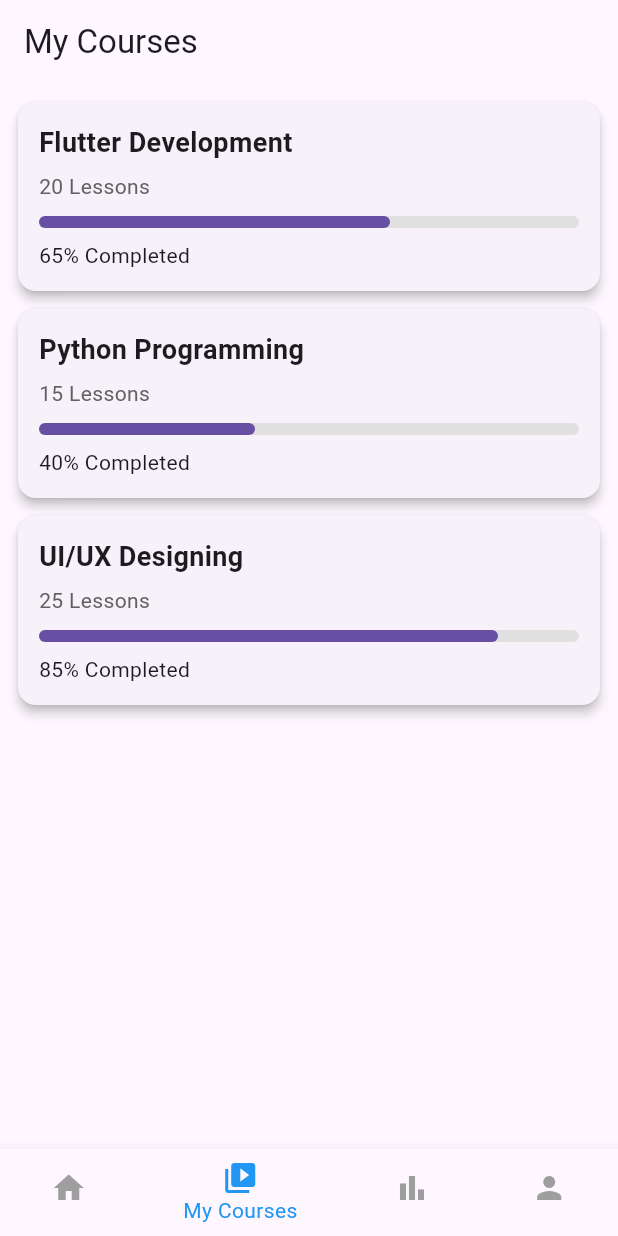
After one commit to JhalakChitra/LearningManagmentSystem, a Flutter app: the HomeScreen screen opened directly, item 2 of the bottom bar chosen, on a phone screen of 412 x 824 dp. The commit adds this screen. Run offline on Flutter 3.47's test engine with Material 3 defaults, Android fonts, the phone set to English and light mode, and no system bars; our stand-ins replace cloud_firestore, firebase_auth, firebase_core, shared_preferences; missing offline and left inert: firebase_app_check; accounts and stored records are empty; network calls fail.

Commit message:
Updated project files

```diff
--- a/lib/screens/home/homescreen.dart
+++ b/lib/screens/home/homescreen.dart
@@ -1,4 +1,7 @@
 import 'package:flutter/material.dart';
+import 'package:pathshala/screens/profile/profile_screen.dart';
+import 'package:pathshala/screens/mycourses/mycourses_screen.dart';
+import 'package:pathshala/screens/report/reportscreen.dart';
 
 class HomeScreen extends StatefulWidget {
   const HomeScreen({Key? key}) : super(key: key);
@@ -10,31 +13,67 @@ class HomeScreen extends StatefulWidget {
 class _HomeScreenState extends State<HomeScreen> {
   int _currentIndex = 0;
 
+  // ✔ Correct Pages List (NO HomeScreen inside)
+  late final List<Widget> pages;
+
+  @override
+  void initState() {
+    pages = [
+      buildHomeContent(),
+      const MyCoursesScreen(),
+      const ReportScreen(),
+      const ProfileScreen(),
+    ];
+    super.initState();
+  }
+
   @override
   Widget build(BuildContext context) {
     return Scaffold(
       backgroundColor: Colors.grey.shade100,
 
-      body: SafeArea(
-        child: Column(
-          children: [
-            Expanded(
+      // ✔ Showing Based on Current Index
+      body: pages[_currentIndex],
+
+      // ------------------ Bottom Nav -------------------
+      bottomNavigationBar: BottomNavigationBar(
+        currentIndex: _currentIndex,
+        onTap: (value) {
+          setState(() {
+            _currentIndex = value;
+          });
+        },
+        selectedItemColor: Colors.blue,
+        unselectedItemColor: Colors.grey,
+        items: const [
+          BottomNavigationBarItem(icon: Icon(Icons.home), label: "Home"),
+          BottomNavigationBarItem(
+              icon: Icon(Icons.video_library), label: "My Courses"),
+          BottomNavigationBarItem(icon: Icon(Icons.bar_chart), label: "Report"),
+          BottomNavigationBarItem(icon: Icon(Icons.person), label: "Profile"),
+        ],
+      ),
+    );
+  }
+
+  // ------------------- HOME CONTENT -------------------
+  Widget buildHomeContent() {
+    return SafeArea(
       child: SingleChildScrollView(
-                physics: BouncingScrollPhysics(),   // 👈 ADDED
+        physics: const BouncingScrollPhysics(),
         child: Column(
           crossAxisAlignment: CrossAxisAlignment.start,
           children: [
-
             // SEARCH BAR
             Padding(
               padding: const EdgeInsets.all(16),
               child: Container(
-                        padding: EdgeInsets.symmetric(horizontal: 12),
+                padding: const EdgeInsets.symmetric(horizontal: 12),
                 decoration: BoxDecoration(
                   color: Colors.white,
                   borderRadius: BorderRadius.circular(14),
                 ),
-                        child: TextField(
+                child: const TextField(
                   decoration: InputDecoration(
                     icon: Icon(Icons.search),
                     hintText: "Search courses...",
@@ -57,17 +96,12 @@ class _HomeScreenState extends State<HomeScreen> {
                 child: Column(
                   crossAxisAlignment: CrossAxisAlignment.start,
                   children: [
-                            Text(
-                              "50% OFF",
-                              style: TextStyle(
-                                  fontSize: 22, fontWeight: FontWeight.bold),
-                            ),
-                            SizedBox(height: 5),
-                            Text(
-                              "275+ Courses",
-                              style: TextStyle(fontSize: 16),
-                            ),
-                            SizedBox(height: 10),
+                    const Text("50% OFF",
+                        style:
+                        TextStyle(fontSize: 22, fontWeight: FontWeight.bold)),
+                    const SizedBox(height: 5),
+                    const Text("275+ Courses", style: TextStyle(fontSize: 16)),
+                    const SizedBox(height: 10),
                     ElevatedButton(
                       onPressed: () {},
                       style: ElevatedButton.styleFrom(
@@ -76,64 +110,33 @@ class _HomeScreenState extends State<HomeScreen> {
                           borderRadius: BorderRadius.circular(10),
                         ),
                       ),
-                              child: Text("Get Started"),
+                      child: const Text("Get Started"),
                     ),
                   ],
                 ),
               ),
             ),
 
-                    SizedBox(height: 20),
+            const SizedBox(height: 20),
 
             // TITLE
-                    Padding(
-                      padding: const EdgeInsets.symmetric(horizontal: 16),
+            const Padding(
+              padding: EdgeInsets.symmetric(horizontal: 16),
               child: Text(
                 "Popular Courses 🔥",
-                        style: TextStyle(
-                            fontSize: 18, fontWeight: FontWeight.bold),
+                style: TextStyle(fontSize: 18, fontWeight: FontWeight.bold),
               ),
             ),
 
-                    SizedBox(height: 10),
+            const SizedBox(height: 10),
 
             // COURSE CARDS
-                    buildCourseCard("Figma UI Design", "\$35",
-                        "assets/course1.png"),
-                    buildCourseCard(
-                        "3D Illustration", "\$48", "assets/course2.png"),
-                    buildCourseCard(
-                        "3D Illustration", "\$48", "assets/course2.png"),
-                    buildCourseCard(
-                        "3D Illustration", "\$48", "assets/course2.png"),
-                    buildCourseCard(
-                        "3D Illustration", "\$48", "assets/course2.png"),
+            buildCourseCard("Figma UI Design", "\$35", "assets/course1.png"),
+            buildCourseCard("3D Illustration", "\$48", "assets/course2.png"),
+            buildCourseCard("Web Development", "\$55", "assets/course2.png"),
+            buildCourseCard("Flutter Development", "\$60", "assets/course2.png"),
           ],
         ),
-              ),
-            ),
-          ],
-        ),
-      ),
-
-      // BOTTOM NAV
-      bottomNavigationBar: BottomNavigationBar(
-        currentIndex: _currentIndex,
-        onTap: (value) {
-          setState(() {
-            _currentIndex = value;
-          });
-        },
-        selectedItemColor: Colors.blue,
-        unselectedItemColor: Colors.grey,
-        items: const [
-          BottomNavigationBarItem(icon: Icon(Icons.home), label: "Home"),
-          BottomNavigationBarItem(
-              icon: Icon(Icons.video_library), label: "My Courses"),
-          BottomNavigationBarItem(
-              icon: Icon(Icons.bar_chart), label: "Report"),
-          BottomNavigationBarItem(icon: Icon(Icons.person), label: "Profile"),
-        ],
       ),
     );
   }
@@ -141,7 +144,7 @@ class _HomeScreenState extends State<HomeScreen> {
   // COURSE CARD
   Widget buildCourseCard(String title, String price, String img) {
     return Padding(
-      padding: EdgeInsets.symmetric(horizontal: 16, vertical: 8),
+      padding: const EdgeInsets.symmetric(horizontal: 16, vertical: 8),
       child: Container(
         height: 110,
         decoration: BoxDecoration(
@@ -150,7 +153,7 @@ class _HomeScreenState extends State<HomeScreen> {
         ),
         child: Row(
           children: [
-            SizedBox(width: 10),
+            const SizedBox(width: 10),
             Container(
               width: 90,
               height: 90,
@@ -162,17 +165,17 @@ class _HomeScreenState extends State<HomeScreen> {
                 ),
               ),
             ),
-            SizedBox(width: 14),
+            const SizedBox(width: 14),
             Column(
               crossAxisAlignment: CrossAxisAlignment.start,
               mainAxisAlignment: MainAxisAlignment.center,
               children: [
                 Text(title,
-                    style:
-                    TextStyle(fontSize: 16, fontWeight: FontWeight.bold)),
-                SizedBox(height: 6),
+                    style: const TextStyle(
+                        fontSize: 16, fontWeight: FontWeight.bold)),
+                const SizedBox(height: 6),
                 Text(price,
-                    style: TextStyle(
+                    style: const TextStyle(
                         fontSize: 15,
                         color: Colors.blue,
                         fontWeight: FontWeight.bold)),
--- /dev/null
+++ b/lib/screens/mycourses/mycourses_screen.dart
@@ -0,0 +1,80 @@
+import 'package:flutter/material.dart';
+
+class MyCoursesScreen extends StatelessWidget {
+  const MyCoursesScreen({super.key});
+
+  @override
+  Widget build(BuildContext context) {
+    return Scaffold(
+      appBar: AppBar(
+        title: const Text("My Courses"),
+      ),
+      body: Padding(
+        padding: const EdgeInsets.all(12.0),
+        child: ListView(
+          children: [
+            courseCard(
+              title: "Flutter Development",
+              progress: 0.65,
+              lessons: "20 Lessons",
+            ),
+            courseCard(
+              title: "Python Programming",
+              progress: 0.40,
+              lessons: "15 Lessons",
+            ),
+            courseCard(
+              title: "UI/UX Designing",
+              progress: 0.85,
+              lessons: "25 Lessons",
+            ),
+          ],
+        ),
+      ),
+    );
+  }
+
+  Widget courseCard({
+    required String title,
+    required double progress,
+    required String lessons,
+  }) {
+    return Card(
+      elevation: 3,
+      shape: RoundedRectangleBorder(borderRadius: BorderRadius.circular(12)),
+      margin: const EdgeInsets.only(bottom: 12),
+      child: Padding(
+        padding: const EdgeInsets.all(14.0),
+        child: Column(
+          crossAxisAlignment: CrossAxisAlignment.start,
+          children: [
+            Text(
+              title,
+              style: const TextStyle(
+                  fontWeight: FontWeight.bold,
+                  fontSize: 18
+              ),
+            ),
+            const SizedBox(height: 6),
+            Text(
+              lessons,
+              style: TextStyle(color: Colors.grey.shade700),
+            ),
+            const SizedBox(height: 10),
+
+            // Progress Bar
+            LinearProgressIndicator(
+              value: progress,
+              minHeight: 8,
+              borderRadius: BorderRadius.circular(6),
+              backgroundColor: Colors.grey.shade300,
+            ),
+            const SizedBox(height: 8),
+
+            Text("${(progress * 100).toInt()}% Completed"),
+          ],
+        ),
+      ),
+    );
+  }
+}
--- a/pubspec.yaml
+++ b/pubspec.yaml
@@ -34,6 +34,12 @@ dependencies:
   # The following adds the Cupertino Icons font to your application.
   # Use with the CupertinoIcons class for iOS style icons.
   cupertino_icons: ^1.0.8
+  firebase_core: ^4.2.1
+  firebase_auth: ^6.1.2
+  cloud_firestore: ^6.1.0
+  firebase_app_check: ^0.4.1+2
+  shared_preferences: ^2.3.3   # <-- add this line
+
 
 dev_dependencies:
   flutter_test:
```
Also changed, not shown: lib/main.dart (+21 -3 lines), lib/screens/auth/forgotpassword.dart (+33 -5 lines), lib/screens/auth/login.dart (+37 -29 lines), lib/screens/auth/signup.dart (+59 -16 lines), lib/screens/profile/profile_screen.dart (added, +110 -0 lines), lib/screens/report/reportscreen.dart (added, +107 -0 lines), lib/screens/splashscreen.dart (+14 -19 lines), lib/services/auth_service.dart (added, +32 -0 lines), firebase.json (added), lib/firebase_options.dart (added), pubspec.lock, 7 other files. Lines whose indentation alone changed are shown as unchanged.
